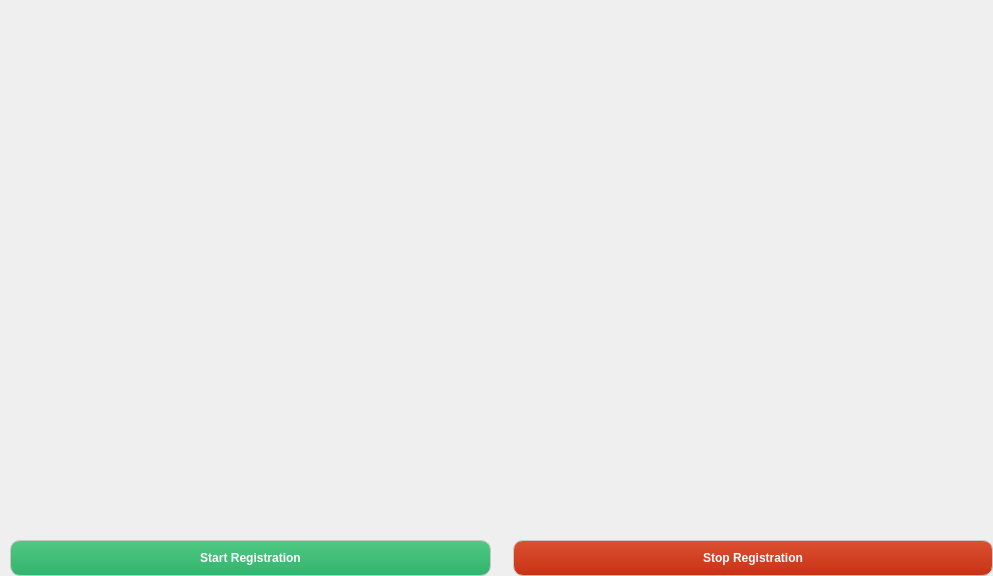
vu-arma-dev/dvrk_vision, file src/dvrk_vision/registration_gui.ui: the form before one commit.
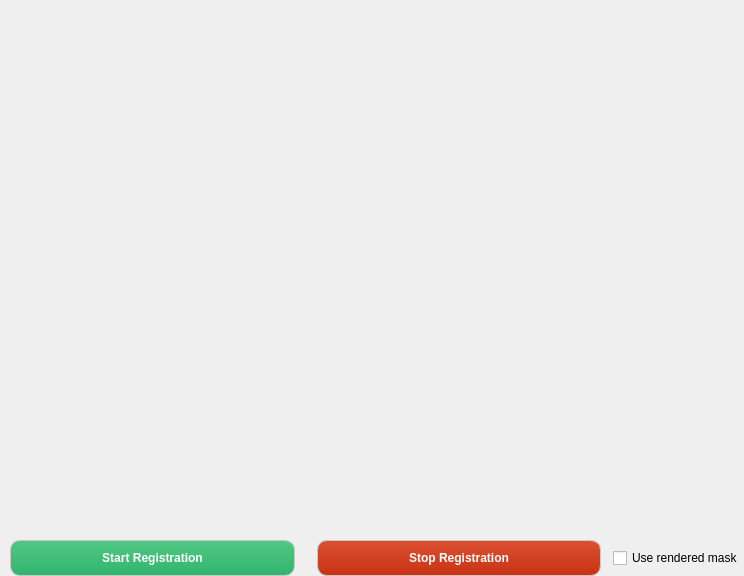
The form after the commit.

Commit message: Added ability to mask using z-buffer

```diff
--- a/src/dvrk_vision/registration_gui.ui
+++ b/src/dvrk_vision/registration_gui.ui
@@ -6,7 +6,7 @@
    <rect>
     <x>0</x>
     <y>0</y>
-    <width>993</width>
+    <width>744</width>
     <height>576</height>
    </rect>
   </property>
@@ -97,6 +97,13 @@
          </property>
         </widget>
        </item>
+       <item>
+        <widget class="QCheckBox" name="renderMaskCheckBox">
+         <property name="text">
+          <string>Use rendered mask</string>
+         </property>
+        </widget>
+       </item>
       </layout>
      </item>
      <item row="0" column="0">
```
Left out of the diff: 11 changed lines with no effect on the pictures. The commit also changes 3 other files.
